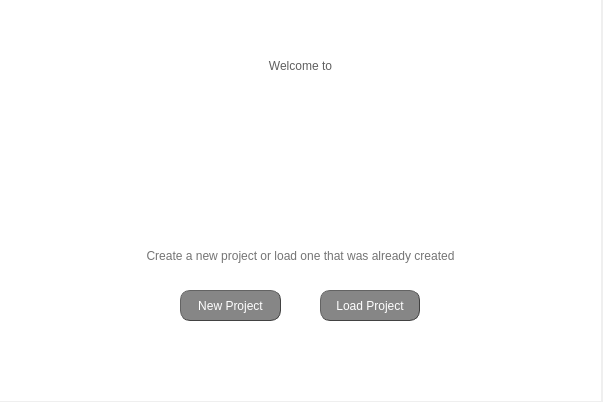
Qt form welcome_screen.ui (jsanchez679/morphoHeart_rev) before a commit.
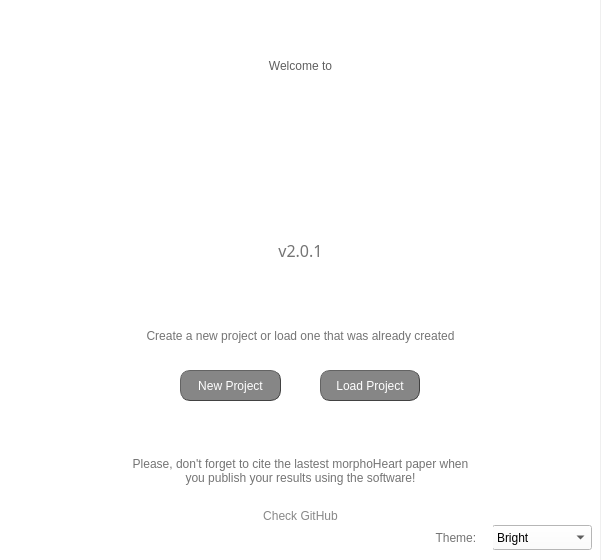
The same form after that commit.

Diff of the .ui file:
```diff
--- a/welcome_screen.ui
+++ b/welcome_screen.ui
@@ -6,8 +6,8 @@
    <rect>
     <x>0</x>
     <y>0</y>
-    <width>603</width>
-    <height>402</height>
+    <width>601</width>
+    <height>560</height>
    </rect>
   </property>
   <property name="windowTitle">
@@ -18,8 +18,8 @@
     <rect>
      <x>0</x>
      <y>0</y>
-     <width>601</width>
-     <height>401</height>
+     <width>600</width>
+     <height>560</height>
     </rect>
    </property>
    <property name="styleSheet">
@@ -49,7 +49,7 @@
     <property name="geometry">
      <rect>
       <x>0</x>
-      <y>230</y>
+      <y>310</y>
       <width>601</width>
       <height>51</height>
      </rect>
@@ -71,7 +71,7 @@
     <property name="geometry">
      <rect>
       <x>180</x>
-      <y>290</y>
+      <y>370</y>
       <width>101</width>
       <height>31</height>
      </rect>
@@ -99,7 +99,7 @@
     <property name="geometry">
      <rect>
       <x>320</x>
-      <y>290</y>
+      <y>370</y>
       <width>100</width>
       <height>31</height>
      </rect>
@@ -126,7 +126,7 @@
     <property name="geometry">
      <rect>
       <x>0</x>
-      <y>90</y>
+      <y>120</y>
       <width>601</width>
       <height>111</height>
      </rect>
@@ -141,6 +141,147 @@
      <set>Qt::AlignCenter</set>
     </property>
    </widget>
+   <widget class="QLabel" name="label_instructions_2">
+    <property name="geometry">
+     <rect>
+      <x>0</x>
+      <y>240</y>
+      <width>601</width>
+      <height>21</height>
+     </rect>
+    </property>
+    <property name="font">
+     <font>
+      <family>Calibri Light</family>
+      <pointsize>12</pointsize>
+      <weight>3</weight>
+      <italic>false</italic>
+      <bold>false</bold>
+     </font>
+    </property>
+    <property name="layoutDirection">
+     <enum>Qt::LeftToRight</enum>
+    </property>
+    <property name="styleSheet">
+     <string notr="true">font: 25 12pt &quot;Calibri Light&quot;; color: rgb(116, 116, 116)</string>
+    </property>
+    <property name="text">
+     <string>v2.0.1</string>
+    </property>
+    <property name="alignment">
+     <set>Qt::AlignCenter</set>
+    </property>
+   </widget>
+   <widget class="QLabel" name="label_instructions_3">
+    <property name="geometry">
+     <rect>
+      <x>0</x>
+      <y>440</y>
+      <width>601</width>
+      <height>61</height>
+     </rect>
+    </property>
+    <property name="layoutDirection">
+     <enum>Qt::LeftToRight</enum>
+    </property>
+    <property name="styleSheet">
+     <string notr="true">font: 25 12pt &quot;Calibri Light&quot;; color: rgb(116, 116, 116)</string>
+    </property>
+    <property name="text">
+     <string>Please, don't forget to cite the lastest morphoHeart paper when 
+you publish your results using the software!</string>
+    </property>
+    <property name="alignment">
+     <set>Qt::AlignCenter</set>
+    </property>
+   </widget>
+   <widget class="QPushButton" name="button_new_proj_2">
+    <property name="geometry">
+     <rect>
+      <x>240</x>
+      <y>500</y>
+      <width>121</width>
+      <height>31</height>
+     </rect>
+    </property>
+    <property name="styleSheet">
+     <string notr="true">QPushButton{ border: none;
+color:rgb(136, 136, 136);
+font: 12pt &quot;Calibri&quot;;}
+
+QPushButton:hover{
+	color: rgb(255, 60, 128)}
+</string>
+    </property>
+    <property name="text">
+     <string>Check GitHub</string>
+    </property>
+   </widget>
+   <widget class="QComboBox" name="cB_obj_segm1">
+    <property name="geometry">
+     <rect>
+      <x>492</x>
+      <y>525</y>
+      <width>100</width>
+      <height>25</height>
+     </rect>
+    </property>
+    <property name="sizePolicy">
+     <sizepolicy hsizetype="Fixed" vsizetype="Fixed">
+      <horstretch>0</horstretch>
+      <verstretch>0</verstretch>
+     </sizepolicy>
+    </property>
+    <property name="minimumSize">
+     <size>
+      <width>100</width>
+      <height>0</height>
+     </size>
+    </property>
+    <property name="maximumSize">
+     <size>
+      <width>100</width>
+      <height>16777215</height>
+     </size>
+    </property>
+    <property name="autoFillBackground">
+     <bool>false</bool>
+    </property>
+    <property name="styleSheet">
+     <string notr="true">border-color: rgb(173, 173, 173);
+font: 25 10pt &quot;Calibri Light&quot;;</string>
+    </property>
+    <property name="frame">
+     <bool>true</bool>
+    </property>
+    <item>
+     <property name="text">
+      <string>Bright</string>
+     </property>
+    </item>
+   </widget>
+   <widget class="QLabel" name="label_instructions_4">
+    <property name="geometry">
+     <rect>
+      <x>422</x>
+      <y>525</y>
+      <width>71</width>
+      <height>25</height>
+     </rect>
+    </property>
+    <property name="layoutDirection">
+     <enum>Qt::LeftToRight</enum>
+    </property>
+    <property name="styleSheet">
+     <string notr="true">font: 25 10pt &quot;Calibri Light&quot;; color: rgb(116, 116, 116)</string>
+    </property>
+    <property name="text">
+     <string>Theme: </string>
+    </property>
+    <property name="alignment">
+     <set>Qt::AlignCenter</set>
+    </property>
+   </widget>
   </widget>
  </widget>
  <resources>
```
